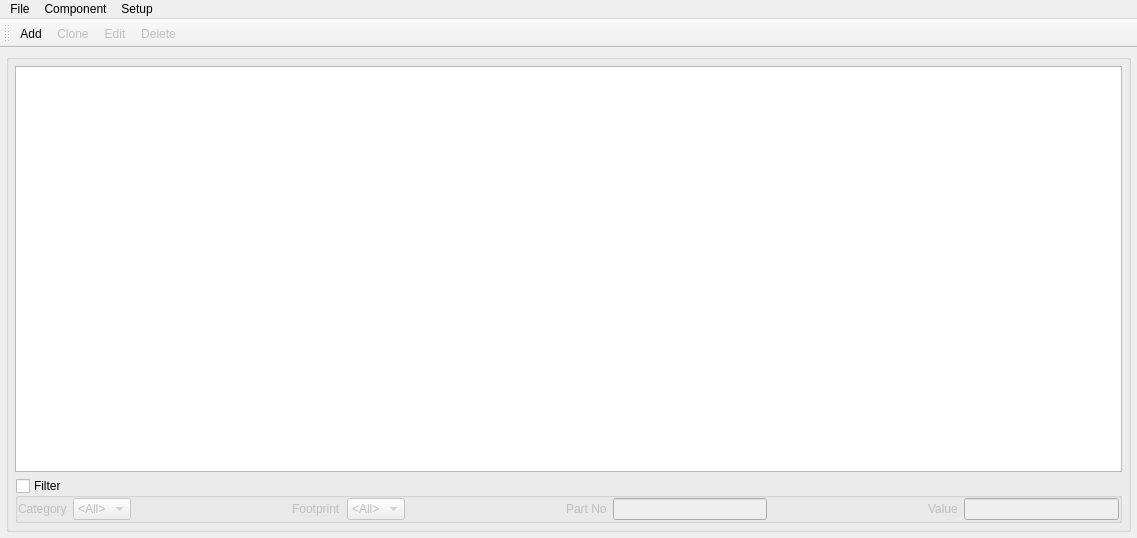
Above: main_window.ui from MikaelStrom/compdb before the change. Below: the same form after it.
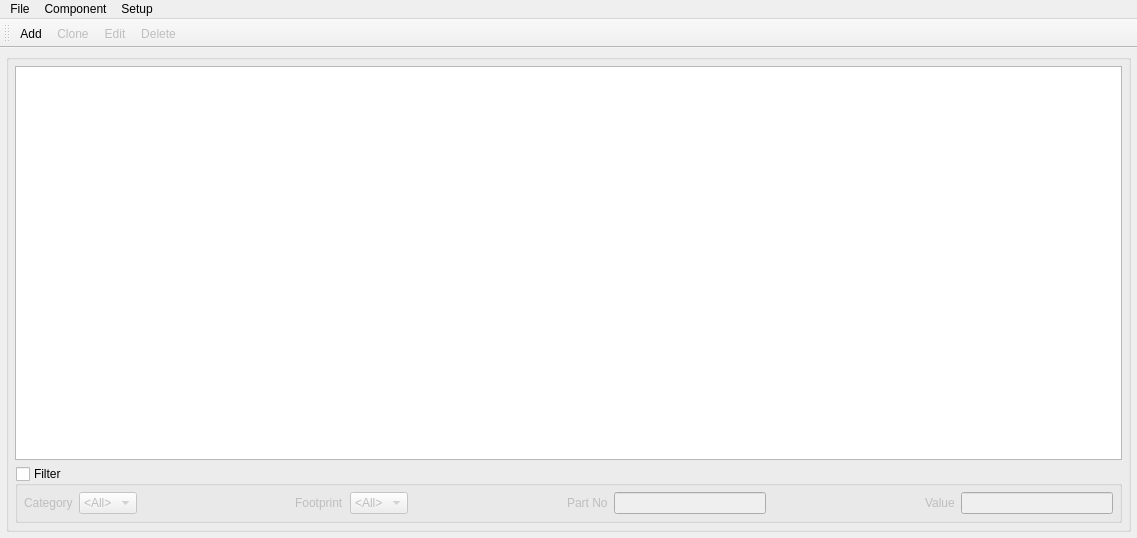
That is the form after the change.

```diff
--- a/main_window.ui
+++ b/main_window.ui
@@ -116,16 +116,16 @@
            <enum>QLayout::SetMinimumSize</enum>
           </property>
           <property name="leftMargin">
-           <number>0</number>
+           <number>6</number>
           </property>
           <property name="topMargin">
-           <number>0</number>
+           <number>6</number>
           </property>
           <property name="rightMargin">
-           <number>0</number>
+           <number>6</number>
           </property>
           <property name="bottomMargin">
-           <number>0</number>
+           <number>6</number>
           </property>
           <item>
            <widget class="QLabel" name="label_2">
```
